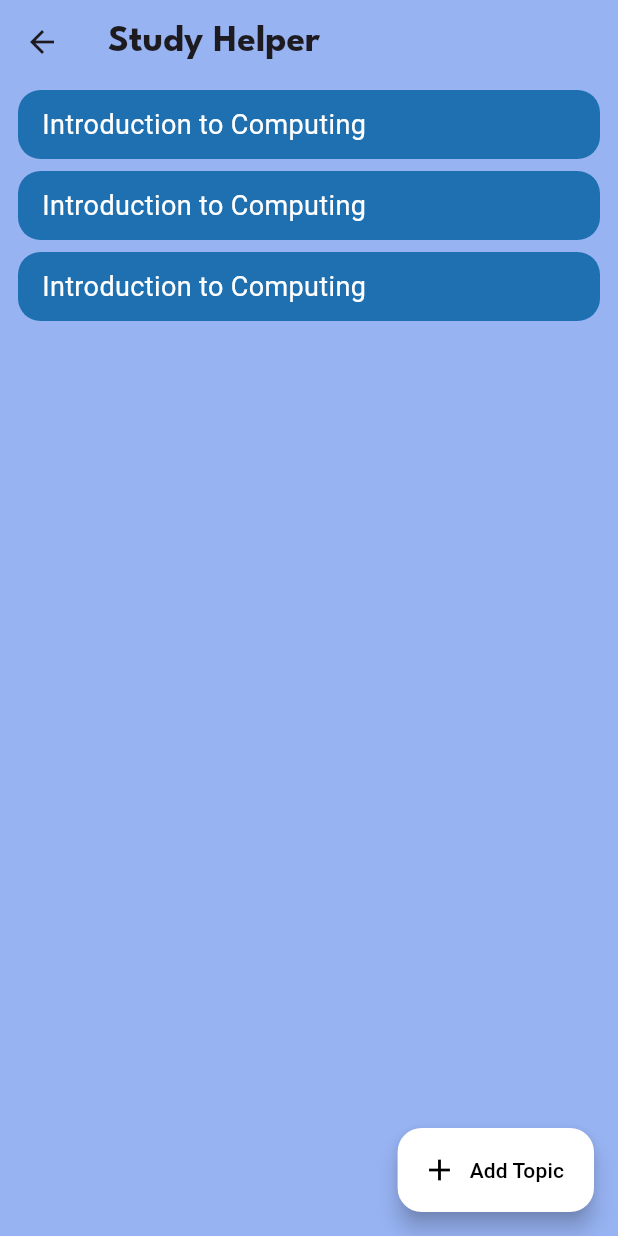
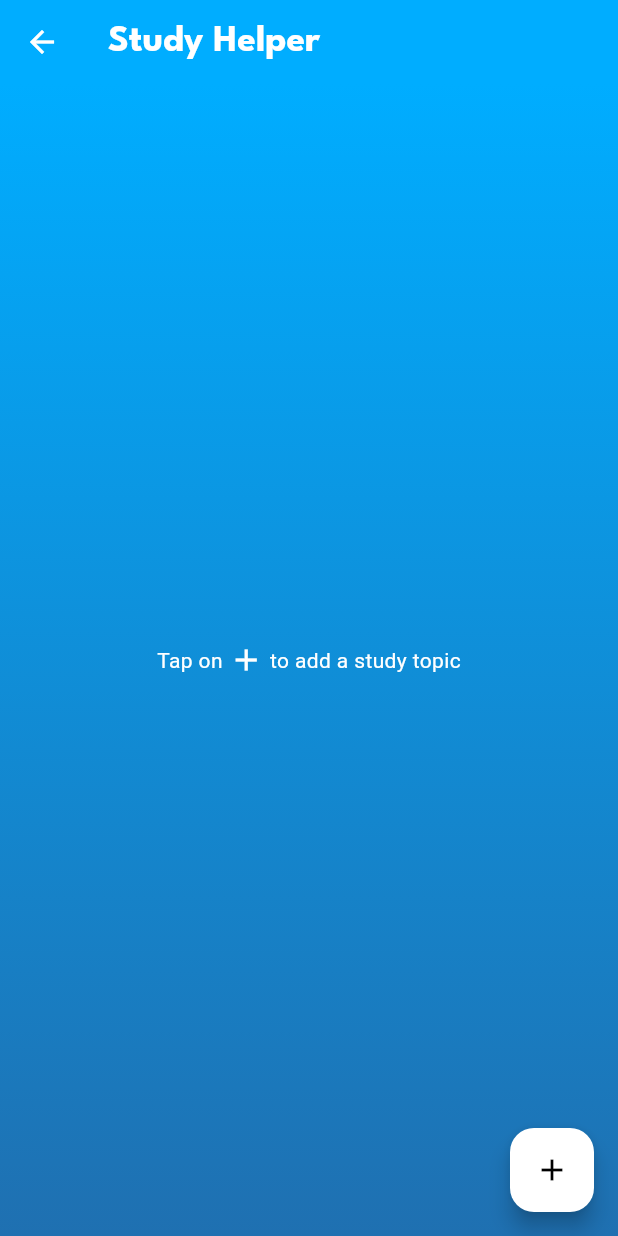
Before and after one commit to olopsc-rxaliman/ai-integration-project, a Flutter app: the screen it shows after launch, after a tap on "Study Helper", on a phone screen of 412 x 824 dp. Run offline on Flutter 3.47's test engine with Material 3 defaults, Android fonts, the phone set to English and light mode, and no system bars; our stand-ins replace animated_splash_screen, page_transition.

Commit message:
Enhanced UI on Study Helper

```diff
--- /dev/null
+++ b/lib/components/gradient_background.dart
@@ -0,0 +1,27 @@
+import "package:flutter/material.dart";
+
+class GradientBackground extends StatelessWidget {
+  final Widget child;
+
+  const GradientBackground({
+    super.key,
+    required this.child,
+  });
+
+  @override
+  Widget build(BuildContext context) {
+    return Container(
+      decoration: const BoxDecoration(
+        gradient: LinearGradient(
+          begin: Alignment.bottomCenter,
+          end: Alignment.topCenter,
+          colors: [
+            Color(0xFF1f70b1),
+            Color(0xFF00adff),
+          ],
+        ),
+      ),
+      child: child,
+    );
+  }
+}
--- a/lib/components/topic_button_widget.dart
+++ b/lib/components/topic_button_widget.dart
@@ -1,4 +1,4 @@
-import "package:ai_integration_project/pages/topic_page.dart";
+import "package:ai_integration_project/pages/study_helper/topic_page.dart";
 import "package:flutter/material.dart";
 
 class TopicButtonWidget extends StatelessWidget {
@@ -6,12 +6,13 @@ class TopicButtonWidget extends StatelessWidget {
 
   @override
   Widget build(BuildContext context) {
-    return Padding(
-      padding: const EdgeInsets.symmetric(vertical: 4.0),
+    return Card(
+      color: Colors.transparent,
+      shadowColor: Colors.transparent,
       child: Ink(
         decoration: BoxDecoration(
           borderRadius: BorderRadius.circular(15.0),
-          color: const Color(0xFF1f70b1),
+          color: Colors.white,
         ),
         child: InkWell(
           onTap: () {
@@ -31,7 +32,7 @@ class TopicButtonWidget extends StatelessWidget {
             child: Text(
               "Introduction to Computing",
               style: TextStyle(
-                color: Colors.white,
+                color: Colors.black,
                 fontSize: 18,
               ),
             ),
--- a/lib/pages/home_page.dart
+++ b/lib/pages/home_page.dart
@@ -1,9 +1,10 @@
 import 'package:ai_integration_project/components/app_button_widget.dart';
+import 'package:ai_integration_project/components/gradient_background.dart';
 import 'package:ai_integration_project/components/home_drawer.dart';
 import 'package:ai_integration_project/pages/todolist_page.dart';
 import 'package:ai_integration_project/pages/schedule_builder_page.dart';
 import "package:flutter/material.dart";
-import 'study_helper_page.dart';
+import 'study_helper/study_helper_page.dart';
 
 class HomePage extends StatefulWidget {
   const HomePage({super.key});
@@ -20,7 +21,7 @@ class _HomePageState extends State<HomePage> {
         backgroundColor: const Color(0xFF00adff),
         foregroundColor: Colors.white,
         title: const Text(
-          "App Dashboard",
+          "Home",
           style: TextStyle(
             fontFamily: "LeagueSpartan",
             fontWeight: FontWeight.bold,
@@ -28,6 +29,7 @@ class _HomePageState extends State<HomePage> {
           ),
         ),
         actions: [
+          // TODO: Make some easter eggs when this is pressed multiple times
           Image.asset(
             'lib/resources/images/main-app-logo-transparent.png',
             scale: 30,
@@ -38,17 +40,7 @@ class _HomePageState extends State<HomePage> {
       ),
       drawer: const HomeDrawer(),
       backgroundColor: Colors.transparent,
-      body: Container(
-        decoration: const BoxDecoration(
-          gradient: LinearGradient(
-            begin: Alignment.bottomLeft,
-            end: Alignment.topRight,
-            colors: [
-              Color(0xFF1f70b1),
-              Color(0xFF00adff),
-            ],
-          ),
-        ),
+      body: GradientBackground(
         child: ListView(
           padding: const EdgeInsets.symmetric(
             horizontal: 40,
@@ -83,7 +75,7 @@ class _HomePageState extends State<HomePage> {
               nextPage: const ScheduleBuilderPage(),
             ),
           ],
-        )
+        ),
       ),
     );
   }
--- /dev/null
+++ b/lib/pages/study_helper/study_helper_page.dart
@@ -0,0 +1,64 @@
+import 'package:ai_integration_project/components/gradient_background.dart';
+import 'package:ai_integration_project/components/topic_button_widget.dart';
+import 'package:flutter/material.dart';
+import 'add_topic_page.dart';
+
+class StudyHelperPage extends StatelessWidget {
+  const StudyHelperPage({super.key});
+
+  @override
+  Widget build(BuildContext context) {
+    return Scaffold(
+      appBar: AppBar(
+        title: const Text(
+          "Study Helper",
+          style: TextStyle(
+            fontFamily: "LeagueSpartan",
+            fontWeight: FontWeight.bold,
+            fontSize: 25,
+          ),
+        ),
+        backgroundColor: const Color(0xFF00adff),
+        foregroundColor: Colors.white,
+      ),
+      backgroundColor: Colors.transparent,
+      floatingActionButton: FloatingActionButton(
+        onPressed: () {
+          Navigator.push(
+            context, MaterialPageRoute(builder: (context)=> const AddTopicPage()),
+          );
+        },
+        backgroundColor: Colors.white,
+        foregroundColor: Colors.black,
+        child: const Icon(Icons.add),
+      ),
+      body: const GradientBackground(
+        // child: ListView.builder(
+        //   physics: const BouncingScrollPhysics(),
+        //   padding: const EdgeInsets.symmetric(horizontal: 12),
+        //   itemCount: 3,
+        //   itemBuilder: (context, index) => const TopicButtonWidget(),
+        // ),
+        child: Center(
+          child: Row(
+            mainAxisAlignment: MainAxisAlignment.center,
+            children: [
+              Text(
+                "Tap on ",
+                style: TextStyle(color: Colors.white),
+              ),
+              Icon(
+                Icons.add,
+                color: Colors.white,
+              ),
+              Text(
+                " to add a study topic",
+                style: TextStyle(color: Colors.white),
+              ),
+            ],
+          ),
+        ),
+      )
+    );
+  }
+}
--- a/lib/pages/study_helper_page.dart
+++ /dev/null
@@ -1,46 +0,0 @@
-import 'package:ai_integration_project/components/topic_button_widget.dart';
-import 'package:flutter/material.dart';
-import 'add_topic_page.dart';
-
-class StudyHelperPage extends StatelessWidget {
-  const StudyHelperPage({super.key});
-
-
-  @override
-  Widget build(BuildContext context) {
-    return Scaffold(
-      appBar: AppBar(
-        title: const Text(
-          "Study Helper",
-          style: TextStyle(
-            fontFamily: "LeagueSpartan",
-            fontWeight: FontWeight.bold,
-            fontSize: 25,
-          ),
-        ),
-        backgroundColor: const Color(0xFF97b3f2),
-      ),
-      backgroundColor: const Color(0xFF97b3f2),
-      floatingActionButton: FloatingActionButton.extended(
-        onPressed: () {
-          Navigator.push(
-            context, MaterialPageRoute(builder: (context)=> const AddTopicPage()),
-          );
-        },
-        label: const Text("Add Topic"),
-        icon: const Icon(Icons.add),
-        backgroundColor: Colors.white,
-        foregroundColor: Colors.black,
-      ),
-      body: ListView(
-        physics: const BouncingScrollPhysics(),
-        padding: const EdgeInsets.symmetric(horizontal: 12),
-        children: const [
-          TopicButtonWidget(),
-          TopicButtonWidget(),
-          TopicButtonWidget(),
-        ],
-      )
-    );
-  }
-}
```
Also changed, not shown: lib/components/developer_dialog.dart (+16 -17 lines), lib/pages/add_topic_page.dart (deleted, +0 -58 lines), lib/pages/study_helper/add_topic_page.dart (added, +66 -0 lines), lib/pages/study_helper/quiz_page.dart (renamed from lib/pages/quiz_page.dart, +7 -4 lines), lib/pages/study_helper/topic_page.dart (added, +79 -0 lines), lib/pages/topic_page.dart (deleted, +0 -76 lines).
